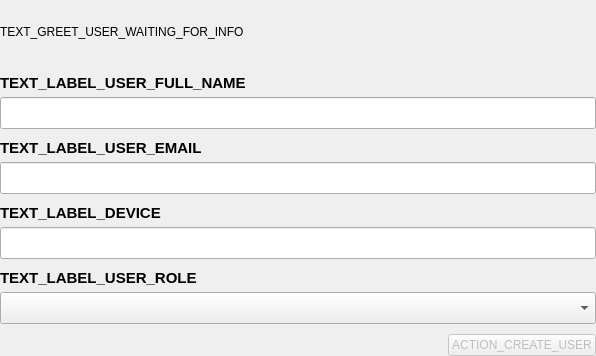
Old version of the form parsec/core/gui/forms/greet_user_check_info_widget.ui in the repository Scille/parsec-cloud.
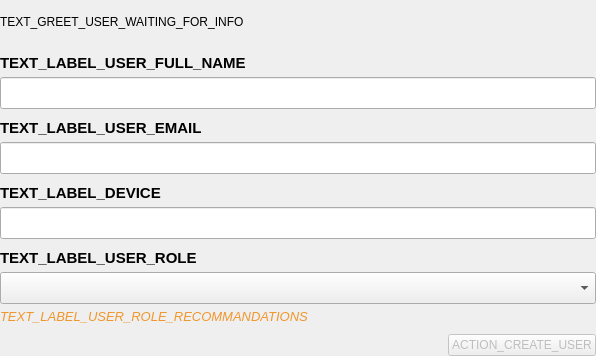
New version of the form.

Commit message: [GUI] Added a warning when selecting the user role

What changed in the file:
```diff
--- a/parsec/core/gui/forms/greet_user_check_info_widget.ui
+++ b/parsec/core/gui/forms/greet_user_check_info_widget.ui
@@ -13,6 +13,11 @@
   <property name="windowTitle">
    <string>Form</string>
   </property>
+  <property name="styleSheet">
+   <string notr="true">#label_warning {
+	color: #F1962B;
+}</string>
+  </property>
   <layout class="QVBoxLayout" name="verticalLayout">
    <property name="spacing">
     <number>10</number>
@@ -226,6 +231,24 @@
           </property>
          </widget>
         </item>
+        <item>
+         <widget class="QLabel" name="label_warning">
+          <property name="font">
+           <font>
+            <pointsize>10</pointsize>
+            <weight>50</weight>
+            <italic>true</italic>
+            <bold>false</bold>
+           </font>
+          </property>
+          <property name="text">
+           <string>TEXT_LABEL_USER_ROLE_RECOMMANDATIONS</string>
+          </property>
+          <property name="wordWrap">
+           <bool>true</bool>
+          </property>
+         </widget>
+        </item>
        </layout>
       </item>
       <item>
```
The commit also changes 6 other files.
